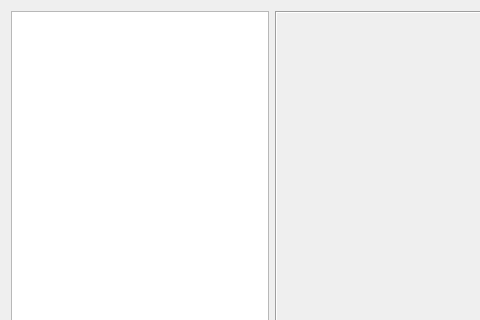
This is client/forms/init.ui in Wolframe/wolfzilla as Qt 5 draws it before an edit; both pictures show x 0 to 480 and y 0 to 320 of the 613 by 410 pixel window. The edited form follows.
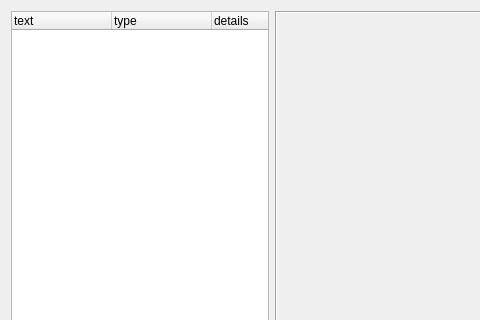
This is the edited form. Icons and pictures are not drawn.

What changed in the file:
```diff
--- a/client/forms/init.ui
+++ b/client/forms/init.ui
@@ -31,6 +31,9 @@
      <property name="itemsExpandable">
       <bool>true</bool>
      </property>
+     <property name="headerHidden">
+      <bool>false</bool>
+     </property>
      <property name="action" stdset="0">
       <string>listObjects objects {}</string>
      </property>
@@ -41,7 +44,7 @@
       <string>refreshUsers,refreshProjects</string>
      </property>
      <attribute name="headerVisible">
-      <bool>false</bool>
+      <bool>true</bool>
      </attribute>
      <attribute name="headerShowSortIndicator" stdset="0">
       <bool>false</bool>
```
